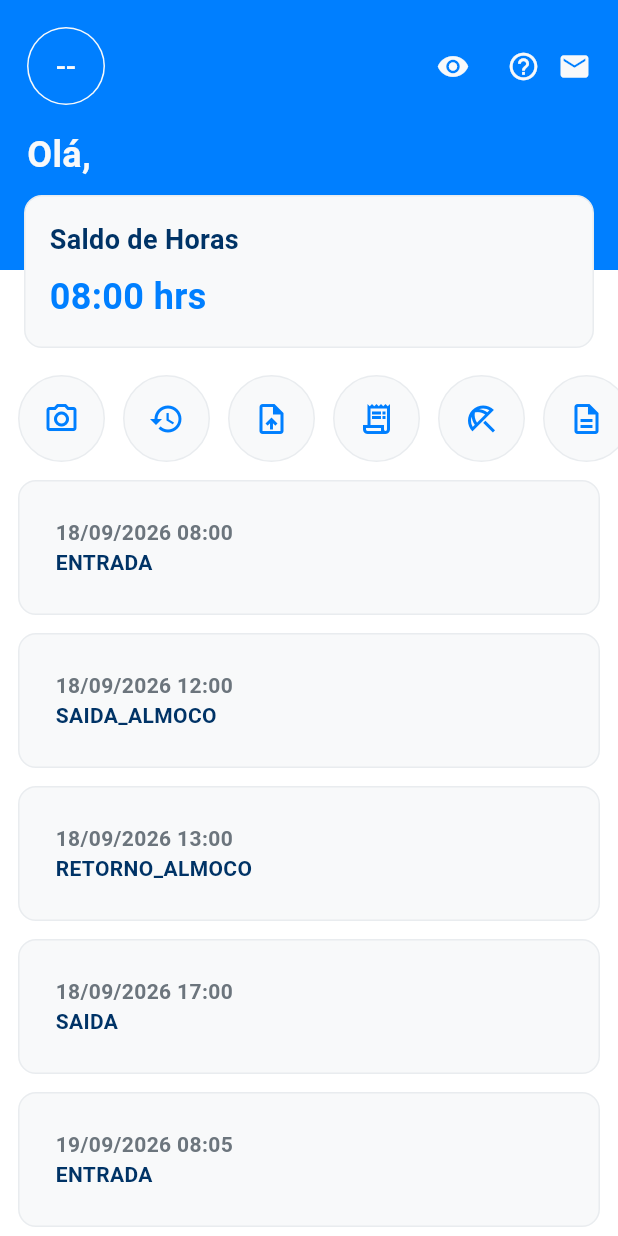
After one commit to vinicius761/reconhecimento_facial, a Flutter app: the HomeScreen screen opened by its route, on a phone screen of 412 x 824 dp. The commit adds this screen. Run offline on Flutter 3.47's test engine with Material 3 defaults, Android fonts, the phone set to English and light mode, and no system bars; our stand-ins replace camera, dotted_border, fluttertoast, get, google_fonts; missing offline and left inert: google_mlkit_face_detection; accounts and stored records are empty.

Commit message:
feat home

```diff
--- /dev/null
+++ b/lib/Api/Autenticacao.api.dart
@@ -0,0 +1,15 @@
+import 'package:camera/camera.dart';
+import 'package:facial/Config/ApiClinte.config.dart';
+import 'package:get/get.dart';
+
+class AutenticacaoApi {
+  final ApiClient _apiClient = Get.find<ApiClient>();
+
+  Future<Response> loginFacial(XFile foto) async {
+    final formData = FormData({
+      'foto': MultipartFile(foto.path, filename: 'reconhecimento.jpg'),
+    });
+
+    return await _apiClient.post('/auth/login/facial', formData);
+  }
+}
--- /dev/null
+++ b/lib/AppRoutes.dart
@@ -0,0 +1,5 @@
+abstract class AppRoutes {
+  static const login = '/login';
+  static const usuario = '/usuario';
+  static const home = '/';
+}
--- /dev/null
+++ b/lib/Binding/Home.binding.dart
@@ -0,0 +1,9 @@
+import 'package:facial/Controller/Home.controller.dart';
+import 'package:get/get.dart';
+
+class HomeBinding extends Bindings {
+  @override
+  void dependencies() {
+    Get.put(HomeController());
+  }
+}
--- a/lib/Binding/Login.binding.dart
+++ b/lib/Binding/Login.binding.dart
@@ -4,6 +4,6 @@ import 'package:get/get.dart';
 class LoginBinding extends Bindings {
   @override
   void dependencies() {
-    Get.lazyPut<LoginController>(() => LoginController());
+    Get.put(LoginController(), permanent: true);
   }
 }
--- a/lib/Binding/Reconhecimento.binding.dart
+++ b/lib/Binding/Reconhecimento.binding.dart
@@ -4,6 +4,6 @@ import 'package:get/get.dart';
 class ReconhecimentoBinding extends Bindings {
   @override
   void dependencies() {
-    Get.lazyPut<ReconhecimentoController>(() => ReconhecimentoController());
+    Get.put(ReconhecimentoController());
   }
 }
--- a/lib/Binding/Usuario.binding.dart
+++ b/lib/Binding/Usuario.binding.dart
@@ -4,6 +4,6 @@ import 'package:get/get.dart';
 class UsuarioBinding extends Bindings {
   @override
   void dependencies() {
-    Get.lazyPut<UsuarioController>(() => UsuarioController());
+    Get.put(UsuarioController());
   }
 }
--- a/lib/Components/FotoPreview.conponent.dart
+++ b/lib/Components/FotoPreview.conponent.dart
@@ -30,19 +30,23 @@ class FotoPreviewWidget extends StatelessWidget {
 
       if (foto == null) {
         return SizedBox(
+          child: DottedBorder(
+            color: AppColors.border,
+            strokeWidth: 2,
+            dashPattern: const [6, 4],
+            borderType: BorderType.RRect,
+            radius: const Radius.circular(8),
             child: InkWell(
+              splashColor: AppColors.lightGray,
+              highlightColor: Colors.transparent,
+              hoverColor: Colors.transparent,
+              focusColor: Colors.transparent,
               onTap: () async {
                 final XFile? fotoCapturada = await onTirarFoto();
                 if (fotoCapturada != null) {
                   fotoRx.value = fotoCapturada;
                 }
               },
-            child: DottedBorder(
-              color: AppColors.border,
-              strokeWidth: 2,
-              dashPattern: const [6, 4],
-              borderType: BorderType.RRect,
-              radius: const Radius.circular(8),
               child: Container(
                 width: double.infinity,
                 padding: EdgeInsets.all(10),
--- /dev/null
+++ b/lib/Controller/Home.controller.dart
@@ -0,0 +1,173 @@
+import 'package:facial/Models/MenuItem.model.dart';
+import 'package:facial/Models/Ponto.model.dart';
+import 'package:get/get.dart';
+
+class HomeController extends GetxController {
+  RxBool isVisivel = true.obs;
+
+  RxList<PontoModel> pontos = <PontoModel>[
+    PontoModel.fromJson({
+      "id": 1,
+      "tipo": "ENTRADA",
+      "horario": "2026-09-18T08:00:00Z",
+    }),
+    PontoModel.fromJson({
+      "id": 2,
+      "tipo": "SAIDA_ALMOCO",
+      "horario": "2026-09-18T12:00:00Z",
+    }),
+    PontoModel.fromJson({
+      "id": 3,
+      "tipo": "RETORNO_ALMOCO",
+      "horario": "2026-09-18T13:00:00Z",
+    }),
+    PontoModel.fromJson({
+      "id": 4,
+      "tipo": "SAIDA",
+      "horario": "2026-09-18T17:00:00Z",
+    }),
+    PontoModel.fromJson({
+      "id": 5,
+      "tipo": "ENTRADA",
+      "horario": "2026-09-19T08:05:00Z",
+    }),
+    PontoModel.fromJson({
+      "id": 6,
+      "tipo": "SAIDA_ALMOCO",
+      "horario": "2026-09-19T12:02:00Z",
+    }),
+    PontoModel.fromJson({
+      "id": 7,
+      "tipo": "RETORNO_ALMOCO",
+      "horario": "2026-09-19T13:01:00Z",
+    }),
+    PontoModel.fromJson({
+      "id": 8,
+      "tipo": "SAIDA",
+      "horario": "2026-09-19T17:03:00Z",
+    }),
+    PontoModel.fromJson({
+      "id": 9,
+      "tipo": "ENTRADA",
+      "horario": "2026-09-20T07:58:00Z",
+    }),
+    PontoModel.fromJson({
+      "id": 10,
+      "tipo": "SAIDA_ALMOCO",
+      "horario": "2026-09-20T11:59:00Z",
+    }),
+    PontoModel.fromJson({
+      "id": 11,
+      "tipo": "RETORNO_ALMOCO",
+      "horario": "2026-09-20T13:00:00Z",
+    }),
+    PontoModel.fromJson({
+      "id": 12,
+      "tipo": "SAIDA",
+      "horario": "2026-09-20T17:00:00Z",
+    }),
+    PontoModel.fromJson({
+      "id": 13,
+      "tipo": "ENTRADA",
+      "horario": "2026-09-21T08:10:00Z",
+    }),
+    PontoModel.fromJson({
+      "id": 14,
+      "tipo": "SAIDA_ALMOCO",
+      "horario": "2026-09-21T12:15:00Z",
+    }),
+    PontoModel.fromJson({
+      "id": 15,
+      "tipo": "RETORNO_ALMOCO",
+      "horario": "2026-09-21T13:10:00Z",
+    }),
+    PontoModel.fromJson({
+      "id": 16,
+      "tipo": "SAIDA",
+      "horario": "2026-09-21T17:12:00Z",
+    }),
+    PontoModel.fromJson({
+      "id": 17,
+      "tipo": "ENTRADA",
+      "horario": "2026-09-22T08:00:00Z",
+    }),
+    PontoModel.fromJson({
+      "id": 18,
+      "tipo": "SAIDA_ALMOCO",
+      "horario": "2026-09-22T12:00:00Z",
+    }),
+    PontoModel.fromJson({
+      "id": 19,
+      "tipo": "RETORNO_ALMOCO",
+      "horario": "2026-09-22T13:00:00Z",
+    }),
+    PontoModel.fromJson({
+      "id": 20,
+      "tipo": "SAIDA",
+      "horario": "2026-09-22T17:05:00Z",
+    }),
+  ].obs;
+
+  RxList<MenuItemModel> menuItem = <MenuItemModel>[
+    MenuItemModel.fromJson({
+      "id": 1,
+      "titulo": "Bater Ponto",
+      "descricao": "Registro com reconhecimento facial",
+      "icone": "camera_alt_outlined",
+      "rota": "/reconhecimento-facial",
+    }),
+    MenuItemModel.fromJson({
+      "id": 2,
+      "titulo": "Histórico de Ponto",
+      "descricao": "Espelho de ponto e marcações",
+      "icone": "history",
+      "rota": "/historico-ponto",
+    }),
+    MenuItemModel.fromJson({
+      "id": 3,
+      "titulo": "Solicitar Atestado",
+      "descricao": "Envio de comprovantes e justificativas",
+      "icone": "upload_file_outlined",
+      "rota": "/solicitar-atestado",
+    }),
+    MenuItemModel.fromJson({
+      "id": 4,
+      "titulo": "Holerite / Paystub",
+      "descricao": "Demonstrativo de pagamento em PDF",
+      "icone": "receipt_long_outlined",
+      "rota": "/holerite",
+    }),
+    MenuItemModel.fromJson({
+      "id": 5,
+      "titulo": "Minhas Férias",
+      "descricao": "Saldos e solicitações de período",
+      "icone": "beach_access_outlined",
+      "rota": "/ferias",
+    }),
+    MenuItemModel.fromJson({
+      "id": 6,
+      "titulo": "Informe de Rendimentos",
+      "descricao": "Comprovante para IRPF",
+      "icone": "description_outlined",
+      "rota": "/informe-rendimentos",
+    }),
+    MenuItemModel.fromJson({
+      "id": 7,
+      "titulo": "Banco de Horas",
+      "descricao": "Extrato de horas extras e compensações",
+      "icone": "access_time_outlined",
+      "rota": "/banco-horas",
+    }),
+    MenuItemModel.fromJson({
+      "id": 8,
+      "titulo": "Meu Perfil",
+      "descricao": "Dados cadastrais e alteração de senha",
+      "icone": "person_outline",
+      "rota": "/perfil",
+    }),
+  ].obs;
+
+  void setIsVisivel() {
+    isVisivel.value = !isVisivel.value;
+  }
+}
--- a/lib/Controller/Login.controller.dart
+++ b/lib/Controller/Login.controller.dart
@@ -1,21 +1,24 @@
 import 'package:camera/camera.dart';
-import 'package:facial/Api/Reconhecimento.api.dart';
+import 'package:facial/Api/Autenticacao.api.dart';
+import 'package:facial/AppRoutes.dart';
 import 'package:facial/Components/ToastMessage.component.dart';
 import 'package:facial/Models/Usuario.model.dart';
 import 'package:flutter/material.dart';
 import 'package:get/get_rx/src/rx_types/rx_types.dart';
 import 'package:get/get_state_manager/src/simple/get_controllers.dart';
+import 'package:get/route_manager.dart';
 
 class LoginController extends GetxController {
-  ReconhecimentoApi reconhecimentoApi = ReconhecimentoApi();
+  AutenticacaoApi authApi = AutenticacaoApi();
 
   TextEditingController email = TextEditingController();
   TextEditingController senha = TextEditingController();
 
   Rxn<XFile> fotoReconhecimento = Rxn<XFile>();
   Rxn<UsuarioModel> usuario = Rxn<UsuarioModel>();
+  RxString token = ''.obs;
 
-  Future<void> reconhecimento() async {
+  Future<void> loginBiometria() async {
     try {
       if (fotoReconhecimento.value == null) {
         ToastMessageComponent.error(
@@ -24,18 +27,19 @@ class LoginController extends GetxController {
         return;
       }
 
-      final response = await reconhecimentoApi.enviarFotoReconhecimento(
-        fotoReconhecimento.value!,
-      );
+      final response = await authApi.loginFacial(fotoReconhecimento.value!);
 
       if (response.statusCode == 200) {
         final body = response.body;
 
-        if (body['reconhecido'] == true && body['usuario'] != null) {
+        if (body['sucesso'] == true && body['usuario'] != null) {
           usuario.value = UsuarioModel.fromJson(body['usuario']);
+          print('okok ${usuario.value}');
+          token.value = body['access_token'];
           ToastMessageComponent.success(
             'Reconhecimento realizado com sucesso!',
           );
+          Get.toNamed(AppRoutes.home);
         } else {
           final mensagem = body['mensagem'] ?? 'Rosto não reconhecido.';
           ToastMessageComponent.error(mensagem);
--- /dev/null
+++ b/lib/Models/MenuItem.model.dart
@@ -0,0 +1,61 @@
+import 'package:flutter/material.dart';
+
+class MenuItemModel {
+  final int id;
+  final String titulo;
+  final String descricao;
+  final String icone;
+  final String rota;
+
+  MenuItemModel({
+    required this.id,
+    required this.titulo,
+    required this.descricao,
+    required this.icone,
+    required this.rota,
+  });
+
+  factory MenuItemModel.fromJson(Map<String, dynamic> json) {
+    return MenuItemModel(
+      id: json['id'] as int,
+      titulo: json['titulo'] as String,
+      descricao: json['descricao'] as String,
+      icone: json['icone'] as String,
+      rota: json['rota'] as String,
+    );
+  }
+
+  Map<String, dynamic> toJson() {
+    return {
+      'id': id,
+      'titulo': titulo,
+      'descricao': descricao,
+      'icone': icone,
+      'rota': rota,
+    };
+  }
+
+  // Getter auxiliar para mapear a String da API para IconData do Material Icons
+  IconData get iconData {
+    switch (icone) {
+      case 'camera_alt_outlined':
+        return Icons.camera_alt_outlined;
+      case 'history':
+        return Icons.history;
+      case 'upload_file_outlined':
+        return Icons.upload_file_outlined;
+      case 'receipt_long_outlined':
+        return Icons.receipt_long_outlined;
+      case 'beach_access_outlined':
+        return Icons.beach_access_outlined;
+      case 'description_outlined':
+        return Icons.description_outlined;
+      case 'access_time_outlined':
+        return Icons.access_time_outlined;
+      case 'person_outline':
+        return Icons.person_outline;
+      default:
+        return Icons.widgets_outlined;
+    }
+  }
+}
--- /dev/null
+++ b/lib/Models/Ponto.model.dart
@@ -0,0 +1,34 @@
+import 'package:intl/intl.dart';
+
+class PontoModel {
+  final int id;
+  final String tipo;
+  final DateTime horario;
+
+  PontoModel({required this.id, required this.tipo, required this.horario});
+
+  factory PontoModel.fromJson(Map<String, dynamic> json) {
+    return PontoModel(
+      id: json['id'] as int,
+      tipo: json['tipo'] as String,
+      horario: DateTime.parse(json['horario'] as String).toLocal(),
+    );
+  }
+
+  Map<String, dynamic> toJson() {
+    return {
+      'id': id,
+      'tipo': tipo,
+      'horario': horario.toUtc().toIso8601String(),
+    };
+  }
+
+  // Getters formatados usando intl
+  String get dataFormatada =>
+      DateFormat('dd/MM/yyyy').format(horario.toLocal());
+
+  String get horaFormatada => DateFormat('HH:mm').format(horario.toLocal());
+
+  String get dataEHoraFormatada =>
+      DateFormat("dd/MM/yyyy 'às' HH:mm").format(horario.toLocal());
+}
--- /dev/null
+++ b/lib/Screens/Home.screen.dart
@@ -0,0 +1,219 @@
+import 'package:facial/Config/AppColors.config.dart';
+import 'package:facial/Controller/Home.controller.dart';
+import 'package:facial/Controller/Login.controller.dart';
+import 'package:facial/Utils/ObterInicias.dart';
+import 'package:flutter/material.dart';
+import 'package:get/get.dart';
+
+class HomeScreen extends StatelessWidget {
+  const HomeScreen({super.key});
+
+  @override
+  Widget build(BuildContext context) {
+    HomeController controller = Get.find<HomeController>();
+    LoginController loginController = Get.find<LoginController>();
+
+    return Scaffold(
+      backgroundColor: AppColors.background,
+      body: SafeArea(
+        child: SingleChildScrollView(
+          child: Column(
+            children: [
+              Stack(
+                clipBehavior: Clip.none,
+                alignment: Alignment.topCenter,
+                children: [
+                  Container(
+                    width: double.infinity,
+                    height: 180,
+                    padding: const EdgeInsets.all(18),
+                    decoration: const BoxDecoration(
+                      color: AppColors.primaryBlue,
+                    ),
+                    child: Column(
+                      crossAxisAlignment: CrossAxisAlignment.start,
+                      children: [
+                        Row(
+                          mainAxisAlignment: MainAxisAlignment.spaceBetween,
+                          children: [
+                            Obx(
+                              () => CircleAvatar(
+                                radius: 26,
+                                backgroundColor: AppColors.lightGray,
+                                child: CircleAvatar(
+                                  radius: 25,
+                                  backgroundColor: AppColors.primaryBlue,
+                                  child: Text(
+                                    obterIniciais(
+                                      loginController.usuario.value?.nome ?? '',
+                                    ),
+                                    style: const TextStyle(
+                                      color: AppColors.lightGray,
+                                      fontSize: 20,
+                                    ),
+                                  ),
+                                ),
+                              ),
+                            ),
+                            Row(
+                              mainAxisSize: MainAxisSize.min,
+                              children: [
+                                Obx(
+                                  () => IconButton(
+                                    onPressed: controller.setIsVisivel,
+                                    icon: Icon(
+                                      controller.isVisivel.value
+                                          ? Icons.visibility
+                                          : Icons.visibility_off,
+                                      color: AppColors.lightGray,
+                                      size: 22,
+                                    ),
+                                  ),
+                                ),
+
+                                SizedBox(width: 12),
+                                Icon(
+                                  Icons.help_outline,
+                                  color: AppColors.lightGray,
+                                  size: 22,
+                                ),
+                                SizedBox(width: 12),
+                                Icon(
+                                  Icons.email,
+                                  color: AppColors.lightGray,
+                                  size: 22,
+                                ),
+                              ],
+                            ),
+                          ],
+                        ),
+                        const SizedBox(height: 16),
+                        Obx(
+                          () => Text(
+                            "Olá, ${loginController.usuario.value?.nome ?? 'Usuário'}",
+                            style: const TextStyle(
+                              color: AppColors.lightGray,
+                              fontSize: 24,
+                              fontWeight: FontWeight.bold,
+                            ),
+                          ),
+                        ),
+                      ],
+                    ),
+                  ),
+                  Positioned(
+                    top: 130,
+                    left: 16,
+                    right: 16,
+                    child: Container(
+                      padding: const EdgeInsets.all(16),
+                      decoration: BoxDecoration(
+                        color: AppColors.lightGray,
+                        borderRadius: BorderRadius.circular(12),
+                        border: Border.all(width: 1, color: AppColors.border),
+                      ),
+                      child: Column(
+                        crossAxisAlignment: CrossAxisAlignment.start,
+                        children: [
+                          Text(
+                            'Saldo de Horas',
+                            style: TextStyle(
+                              fontSize: 18,
+                              fontWeight: FontWeight.bold,
+                              color: AppColors.darkBlue,
+                            ),
+                          ),
+                          SizedBox(height: 8),
+                          Obx(
+                            () => Text(
+                              controller.isVisivel.value
+                                  ? '08:00 hrs'
+                                  : '••••••••',
+                              style: const TextStyle(
+                                fontSize: 24,
+                                color: AppColors.primaryBlue,
+                                fontWeight: FontWeight.w600,
+                              ),
+                            ),
+                          ),
+                        ],
+                      ),
+                    ),
+                  ),
+                ],
+              ),
+              const SizedBox(height: 70),
+              SingleChildScrollView(
+                scrollDirection: Axis.horizontal,
+                padding: const EdgeInsets.symmetric(horizontal: 12),
+                child: Row(
+                  children: controller.menuItem.map((item) {
+                    return Tooltip(
+                      message: item.descricao,
+                      child: Container(
+                        margin: const EdgeInsets.only(right: 12, bottom: 12),
+                        padding: const EdgeInsets.all(16),
+                        decoration: BoxDecoration(
+                          color: AppColors.lightGray,
+                          border: Border.all(width: 1, color: AppColors.border),
+                          borderRadius: BorderRadius.circular(100),
+                        ),
+                        child: InkWell(
+                          onTap: () => Get.toNamed(item.rota),
+                          borderRadius: BorderRadius.circular(100),
+                          child: Icon(
+                            item.iconData,
+                            color: AppColors.primaryBlue,
+                            size: 24,
+                          ),
+                        ),
+                      ),
+                    );
+                  }).toList(),
+                ),
+              ),
+              // const SizedBox(height: 10),
+              ...controller.pontos.map(
+                (item) => Obx(
+                  () => Container(
+                    margin: EdgeInsets.only(left: 12, right: 12, bottom: 12),
+                    padding: EdgeInsets.all(24),
+                    width: double.infinity,
+                    decoration: BoxDecoration(
+                      color: AppColors.lightGray,
+                      border: Border.all(width: 1, color: AppColors.border),
+                      borderRadius: BorderRadius.circular(12),
+                    ),
+                    child: Column(
+                      crossAxisAlignment: CrossAxisAlignment.start,
+                      children: [
+                        Text(
+                          controller.isVisivel.value
+                              ? "${item.dataFormatada.toString()} ${item.horaFormatada.toString()}"
+                              : '••••••••',
+                          style: TextStyle(
+                            fontWeight: FontWeight.bold,
+                            color: AppColors.textSecondary,
+                          ),
+                        ),
+                        Text(
+                          controller.isVisivel.value
+                              ? "${item.tipo.toString()} "
+                              : '••••••••',
+                          style: TextStyle(
+                            fontWeight: FontWeight.bold,
+                            color: AppColors.darkBlue,
+                          ),
+                        ),
+                      ],
+                    ),
+                  ),
+                ),
+              ),
+            ],
+          ),
+        ),
+      ),
+    );
+  }
+}
--- a/lib/Screens/Login.screen.dart
+++ b/lib/Screens/Login.screen.dart
@@ -51,8 +51,7 @@ class LoginScreen extends StatelessWidget {
 
                   if (foto != null) {
                     controller.fotoReconhecimento.value = foto;
-                    controller.reconhecimento();
-                    print("okok ${controller.fotoReconhecimento.value}");
+                    controller.loginBiometria();
                   }
                 },
                 labelBotaoTirar: 'Entrar com biometria',
--- /dev/null
+++ b/lib/Utils/DataHelper.dart
@@ -0,0 +1,18 @@
+import 'package:intl/intl.dart';
+
+class DateHelper {
+  // Retorna apenas a data (ex: "18/09/2026")
+  static String formatarData(DateTime data) {
+    return DateFormat('dd/MM/yyyy').format(data);
+  }
+
+  // Retorna apenas a hora (ex: "08:30")
+  static String formatarHora(DateTime data) {
+    return DateFormat('HH:mm').format(data);
+  }
+
+  // Retorna data e hora completas (ex: "18/09/2026 às 08:30")
+  static String formatarDataEHora(DateTime data) {
+    return DateFormat("dd/MM/yyyy 'às' HH:mm").format(data);
+  }
+}
--- /dev/null
+++ b/lib/Utils/ObterInicias.dart
@@ -0,0 +1,19 @@
+String obterIniciais(String? nomeCompleto) {
+  if (nomeCompleto == null || nomeCompleto.trim().isEmpty) {
+    return '--';
+  }
+
+  // Remove espaços extras e divide por palavra
+  List<String> partes = nomeCompleto.trim().split(RegExp(r'\s+'));
+
+  if (partes.length == 1) {
+    // Se tiver apenas um nome, pega as duas primeiras letras ou a única letra existente
+    return partes[0].substring(0, partes[0].length >= 2 ? 2 : 1).toUpperCase();
+  }
+
+  // Pega a primeira letra do primeiro nome e a primeira letra do último nome
+  String primeiraLetra = partes.first[0];
+  String ultimaLetra = partes.last[0];
+
+  return '$primeiraLetra$ultimaLetra'.toUpperCase();
+}
--- a/lib/main.dart
+++ b/lib/main.dart
@@ -1,37 +1,49 @@
+import 'package:facial/AppRoutes.dart';
+import 'package:facial/Binding/Home.binding.dart';
 import 'package:facial/Binding/Login.binding.dart';
 import 'package:facial/Binding/Usuario.binding.dart';
 import 'package:facial/InitialBinding.dart';
+import 'package:facial/Screens/Home.screen.dart';
 import 'package:facial/Screens/Login.screen.dart';
 import 'package:facial/Screens/Usuario.screen.dart';
 import 'package:flutter/material.dart';
 import 'package:get/get_navigation/src/root/get_material_app.dart';
 import 'package:get/get_navigation/src/routes/get_route.dart';
+import 'package:google_fonts/google_fonts.dart';
 
 main() {
   WidgetsFlutterBinding.ensureInitialized();
 
-  runApp(const MyApp());
+  runApp(const Facial());
 }
 
-class MyApp extends StatelessWidget {
-  const MyApp({super.key});
+class Facial extends StatelessWidget {
+  const Facial({super.key});
 
   @override
   Widget build(BuildContext context) {
     return GetMaterialApp(
       debugShowCheckedModeBanner: false,
-      initialRoute: '/login',
+      initialRoute: AppRoutes.login,
       initialBinding: InitialBinding(),
+      theme: ThemeData(
+        textTheme: GoogleFonts.robotoTextTheme(Theme.of(context).textTheme),
+      ),
       getPages: [
         GetPage(
-          name: '/usuario',
+          name: AppRoutes.usuario,
           page: () => UsuarioScreen(),
           binding: UsuarioBinding(),
         ),
         GetPage(
-          name: '/login',
+          name: AppRoutes.login,
           page: () => LoginScreen(),
           binding: LoginBinding(),
+        ),
+        GetPage(
+          name: AppRoutes.home,
+          page: () => HomeScreen(),
+          binding: HomeBinding(),
         ),
       ],
     );
--- a/pubspec.yaml
+++ b/pubspec.yaml
@@ -18,9 +18,11 @@ dependencies:
   fluttertoast: ^8.2.8
   dotted_border: ^2.1.0
   flutter_dotenv: ^5.1.0
+  intl: ^0.19.0
 
 
   cupertino_icons: ^1.0.8
+  google_fonts: ^8.2.1
 
 dev_dependencies:
   flutter_test:
```
Also changed, not shown: pubspec.lock, 3 other files. Lines whose indentation alone changed are shown as unchanged.
